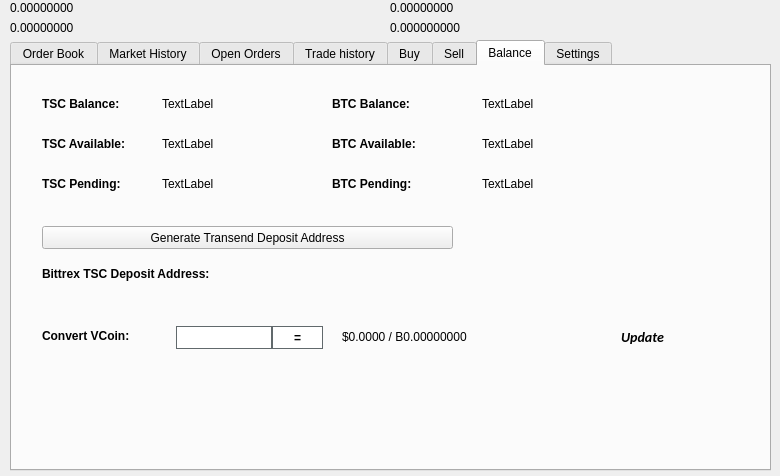
The window that src/qt/forms/tradingdialog.ui (TScoin/Transend) describes before a commit, drawn with Qt 5.
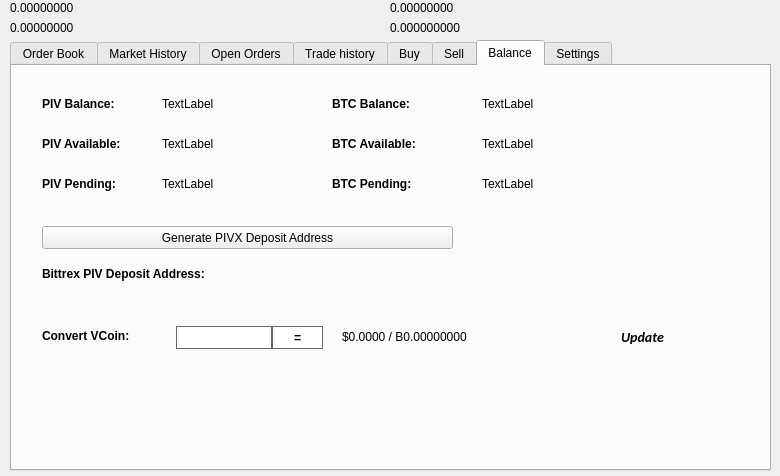
The same window after the commit. The open tabs and pages were chosen to show the change. Icons and pictures are not drawn.

Patch:
```diff
--- a/src/qt/forms/tradingdialog.ui
+++ b/src/qt/forms/tradingdialog.ui
@@ -2762,7 +2762,7 @@
       </font>
      </property>
      <property name="text">
-      <string>TSC Balance:</string>
+      <string>PIV Balance:</string>
      </property>
     </widget>
     <widget class="QLabel" name="label_12">
@@ -2813,7 +2813,7 @@
       </font>
      </property>
      <property name="text">
-      <string>TSC Available:</string>
+      <string>PIV Available:</string>
      </property>
     </widget>
     <widget class="QLabel" name="label_14">
@@ -2832,7 +2832,7 @@
       </font>
      </property>
      <property name="text">
-      <string>TSC Pending:</string>
+      <string>PIV Pending:</string>
      </property>
     </widget>
     <widget class="QLabel" name="TSCPendingLabel">
@@ -2928,7 +2928,7 @@
       </font>
      </property>
      <property name="text">
-      <string>Bittrex TSC Deposit Address:</string>
+      <string>Bittrex PIV Deposit Address:</string>
      </property>
     </widget>
     <widget class="QPushButton" name="GenDepositBTN">
@@ -2941,7 +2941,7 @@
       </rect>
      </property>
      <property name="text">
-      <string>Generate Transend Deposit Address</string>
+      <string>Generate PIVX Deposit Address</string>
      </property>
      <property name="icon">
       <iconset resource="../transend.qrc">
```
Left out of the diff: 46 changed lines with no effect on the pictures.
